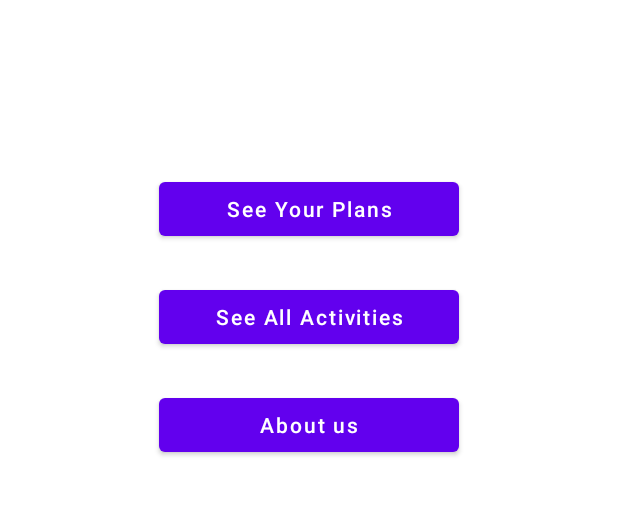
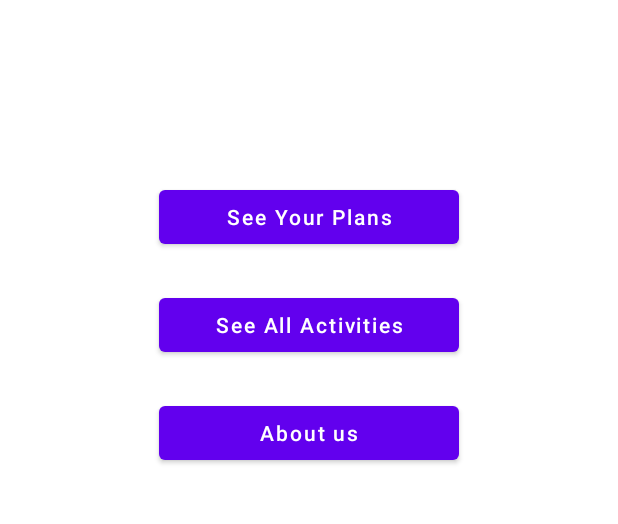
Before and after one commit to NeShkApp/Gym_App, an Android app: the screen it shows after launch (MainActivity), on a phone screen of 412 x 824 dp, the part 377-901 px from its top. Run offline under Robolectric (Android 15) with nearby library versions, the phone set to English and light mode, and no system bars.

Commit message:
added the project. Version 1.0.1

```diff
--- a/app/src/main/res/layout/activity_main.xml
+++ b/app/src/main/res/layout/activity_main.xml
@@ -27,7 +27,7 @@
         app:layout_constraintEnd_toEndOf="parent"
         app:layout_constraintStart_toStartOf="parent"
         app:layout_constraintTop_toBottomOf="@+id/imageView"
-        app:layout_constraintVertical_bias="0.22" />
+        app:layout_constraintVertical_bias="0.23" />
 
     <Button
         android:id="@+id/btnSeeAllActivities"
```
